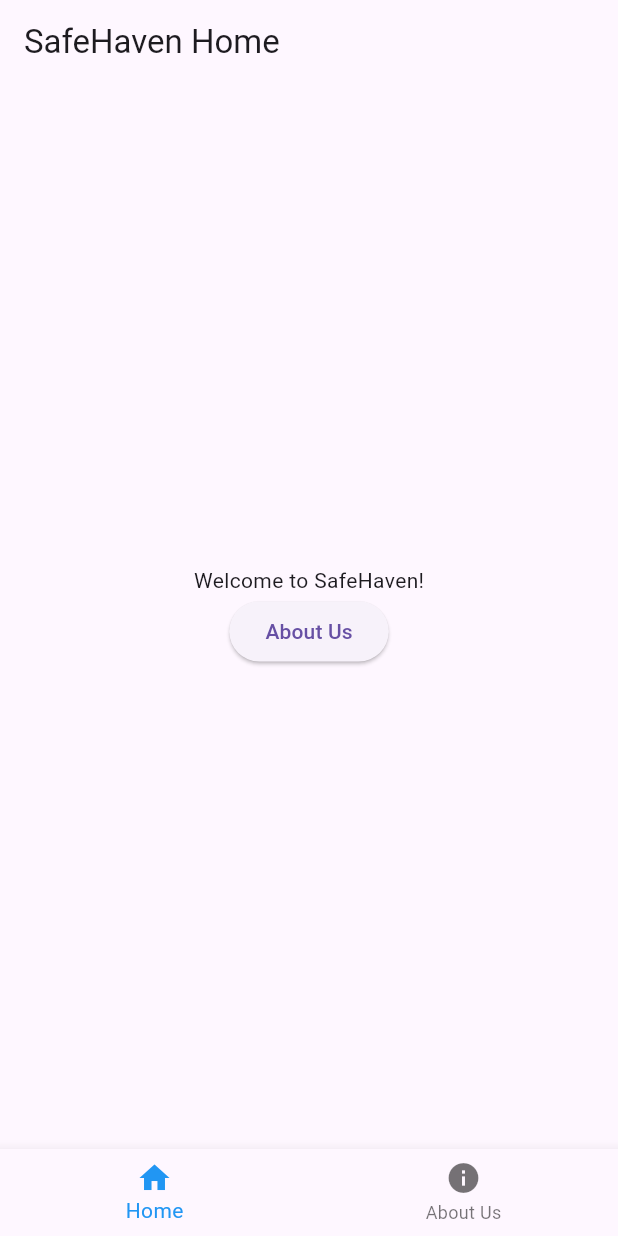
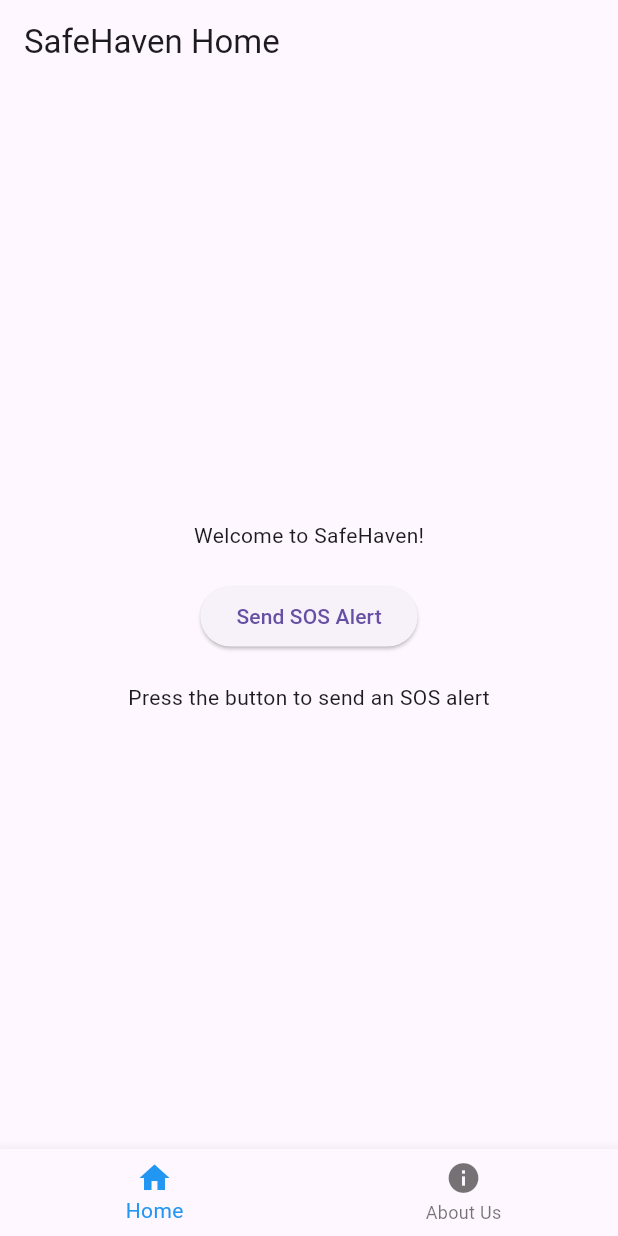
Before and after one commit to Teresiah-cpu/PlpFinal_projectG10, a Flutter app: the screen it shows after launch, on a phone screen of 412 x 824 dp. Run offline on Flutter 3.47's test engine with Material 3 defaults, Android fonts, the phone set to English and light mode, and no system bars; our stand-ins replace geocoding, location.

Commit message:
Feat: create a sos button

```diff
--- a/lib/main.dart
+++ b/lib/main.dart
@@ -1,6 +1,5 @@
 // main.dart
-import 'package:flutter/material.dart';
-import 'about_us.dart'; // Import the AboutUsPage
+import 'package:flutter/material.dart'; // Import the AboutUsPage
 import 'myhomepage.dart'; // Import the MyHomePage
 void main() {
   runApp(MyApp());
--- a/lib/myhomepage.dart
+++ b/lib/myhomepage.dart
@@ -1,5 +1,6 @@
 import 'package:flutter/material.dart';
-import 'about_us.dart'; // Import the AboutUsPage
+import 'about_us.dart'; // Import the About Us Page
+import 'sos.dart'; // Import the SOS Buzzer Page
 
 class MyHomePage extends StatefulWidget {
   const MyHomePage({Key? key}) : super(key: key);
@@ -12,19 +13,8 @@ class _MyHomePageState extends State<MyHomePage> {
   int _selectedIndex = 0;
 
   static final List<Widget> _widgetOptions = <Widget>[
-    Column(
-      mainAxisAlignment: MainAxisAlignment.center,
-      children: <Widget>[
-        Text('Welcome to SafeHaven!'),
-        ElevatedButton(
-          onPressed: () {
-            // Code to navigate to About Us page can be removed since it's handled by the BottomNavigationBar
-          },
-          child: Text('About Us'),
-        ),
-      ],
-    ),
-    AboutUsPage(), // The About Us Page
+    HomeScreen(),
+    AboutUsPage(),
   ];
 
   void _onItemTapped(int index) {
@@ -60,3 +50,27 @@ class _MyHomePageState extends State<MyHomePage> {
     );
   }
 }
+
+class HomeScreen extends StatelessWidget {
+  @override
+  Widget build(BuildContext context) {
+    return Column(
+      mainAxisAlignment: MainAxisAlignment.center,
+      children: <Widget>[
+        Text('Welcome to SafeHaven!'),
+        SizedBox(height: 20),
+        ElevatedButton(
+          onPressed: () {
+            Navigator.push(
+              context,
+              MaterialPageRoute(builder: (context) => SosBuzzerPage()),
+            );
+          },
+          child: Text('Send SOS Alert'),
+        ),
+        SizedBox(height: 20),
+        Text('Press the button to send an SOS alert'),
+      ],
+    );
+  }
+}
```
Also changed, not shown: lib/sos.dart (added, +125 -0 lines), pubspec.yaml (+7 -0 lines), pubspec.lock, 1 other file.
